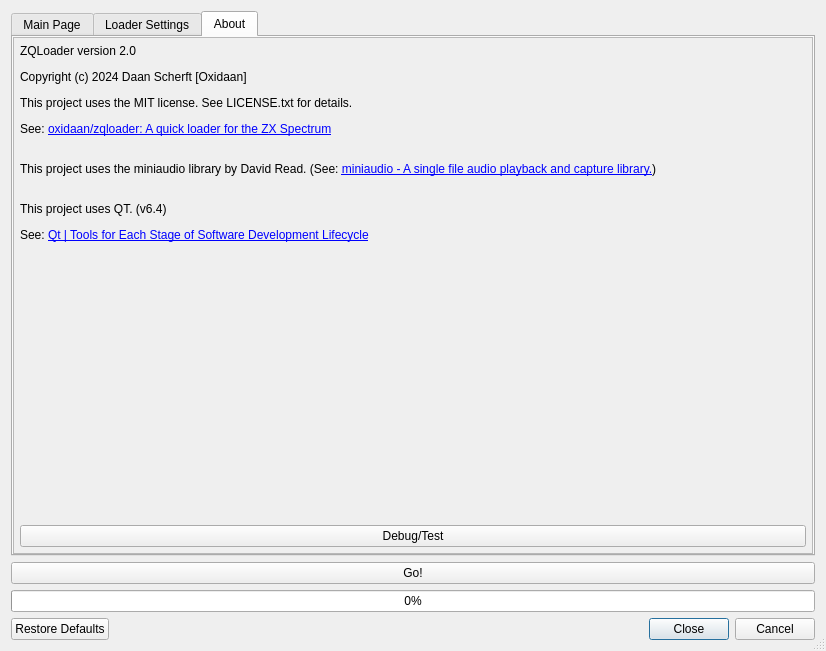
This is zqloaderui/dialog.ui in oxidaan/zqloader as Qt 5 draws it before an edit. The edited form follows.
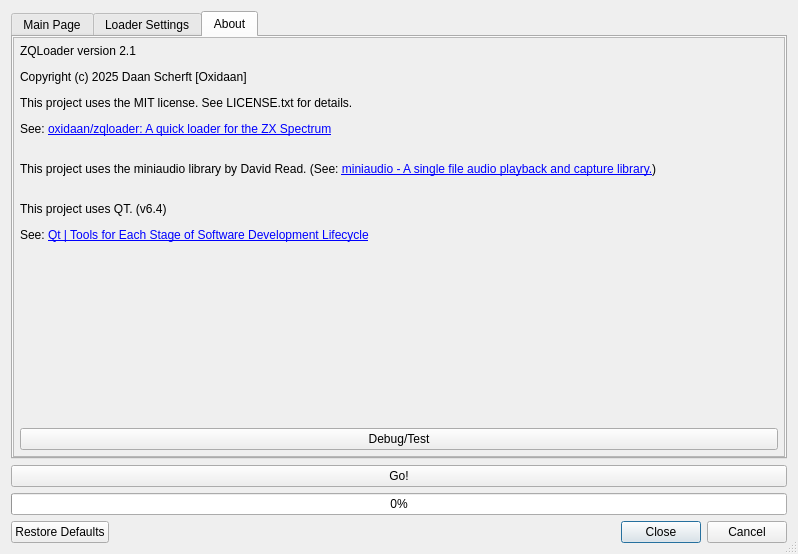
This is the edited form. The open tabs and pages were chosen to show the change. Custom widgets are drawn as their Qt base class.

Commit message: Some fixes linux build, Version function.

Patch:
```diff
--- a/zqloaderui/dialog.ui
+++ b/zqloaderui/dialog.ui
@@ -6,8 +6,8 @@
    <rect>
     <x>0</x>
     <y>0</y>
-    <width>826</width>
-    <height>651</height>
+    <width>798</width>
+    <height>554</height>
    </rect>
   </property>
   <property name="sizePolicy">
@@ -845,8 +845,8 @@
            <rect>
             <x>0</x>
             <y>0</y>
-            <width>98</width>
-            <height>700</height>
+            <width>800</width>
+            <height>512</height>
            </rect>
           </property>
           <layout class="QGridLayout" name="gridLayout_4">
@@ -868,14 +868,7 @@
            <item row="1" column="1">
             <widget class="QLabel" name="labelAbout">
              <property name="text">
-              <string>&lt;html&gt;&lt;head/&gt;
-&lt;body&gt;
-&lt;p&gt;&lt;span style=&quot; font-family:'Segoe UI'; font-size:9pt;&quot;&gt;ZQLoader version 2.0&lt;/span&gt;&lt;/p&gt;
-&lt;p&gt;&lt;span style=&quot; font-family:'Segoe UI'; font-size:9pt;&quot;&gt;Copyright (c) 2024 Daan Scherft [Oxidaan]&lt;/span&gt;&lt;/p&gt;
-&lt;p&gt;&lt;span style=&quot; font-family:'Segoe UI'; font-size:9pt;&quot;&gt;This project uses the MIT license. See LICENSE.txt for details.&lt;/span&gt;&lt;/p&gt;
-&lt;p&gt;&lt;span style=&quot; font-family:'Segoe UI'; font-size:9pt;&quot;&gt;See: &lt;/span&gt;&lt;a href=&quot;https://github.com/oxidaan/zqloader&quot;&gt;&lt;span style=&quot; font-family:'Segoe UI'; font-size:9pt; text-decoration: underline; color:#0000ff;&quot;&gt;oxidaan/zqloader: A quick loader for the ZX Spectrum&lt;/span&gt;&lt;/a&gt;&lt;/p&gt;
-&lt;p&gt;&lt;br/&gt;&lt;span style=&quot; font-family:'Segoe UI'; font-size:9pt;&quot;&gt;This project uses the miniaudio library by David Read. (See: &lt;/span&gt;&lt;a href=&quot;https://miniaud.io/&quot;&gt;&lt;span style=&quot; font-family:'Segoe UI'; font-size:9pt; text-decoration: underline; color:#0000ff;&quot;&gt;miniaudio - A single file audio playback and capture library.&lt;/span&gt;&lt;/a&gt;&lt;span style=&quot; font-family:'Segoe UI'; font-size:9pt;&quot;&gt;)&lt;/span&gt;&lt;/p&gt;
-&lt;p&gt;&lt;br/&gt;&lt;span style=&quot; font-family:'Segoe UI'; font-size:9pt;&quot;&gt;This project uses QT. (v6.4)&lt;/span&gt;&lt;/p&gt;&lt;p&gt;&lt;span style=&quot; font-family:'Segoe UI'; font-size:9pt;&quot;&gt;See: &lt;/span&gt;&lt;a href=&quot;https://www.qt.io/&quot;&gt;&lt;span style=&quot; font-family:'Segoe UI'; font-size:9pt; text-decoration: underline; color:#0000ff;&quot;&gt;Qt | Tools for Each Stage of Software Development Lifecycle&lt;/span&gt;&lt;/a&gt;&lt;/p&gt;&lt;/body&gt;&lt;/html&gt;</string>
+              <string>&lt;html&gt;&lt;head/&gt;&lt;body&gt;&lt;p&gt;ZQLoader version 2.1&lt;/p&gt;&lt;p&gt;Copyright (c) 2025 Daan Scherft [Oxidaan]&lt;/p&gt;&lt;p&gt;This project uses the MIT license. See LICENSE.txt for details.&lt;/p&gt;&lt;p&gt;See: &lt;a href=&quot;https://github.com/oxidaan/zqloader&quot;&gt;&lt;span style=&quot; text-decoration: underline; color:#0000ff;&quot;&gt;oxidaan/zqloader: A quick loader for the ZX Spectrum&lt;/span&gt;&lt;/a&gt;&lt;/p&gt;&lt;p&gt;&lt;br/&gt;This project uses the miniaudio library by David Read. (See: &lt;a href=&quot;https://miniaud.io/&quot;&gt;&lt;span style=&quot; text-decoration: underline; color:#0000ff;&quot;&gt;miniaudio - A single file audio playback and capture library.&lt;/span&gt;&lt;/a&gt;)&lt;/p&gt;&lt;p&gt;&lt;br/&gt;This project uses QT. (v6.4)&lt;/p&gt;&lt;p&gt;See: &lt;a href=&quot;https://www.qt.io/&quot;&gt;&lt;span style=&quot; text-decoration: underline; color:#0000ff;&quot;&gt;Qt | Tools for Each Stage of Software Development Lifecycle&lt;/span&gt;&lt;/a&gt;&lt;/p&gt;&lt;/body&gt;&lt;/html&gt;</string>
              </property>
              <property name="wordWrap">
               <bool>true</bool>
```
Left out of the diff: 28 changed lines with no effect on the pictures. The commit also changes 6 other files.
